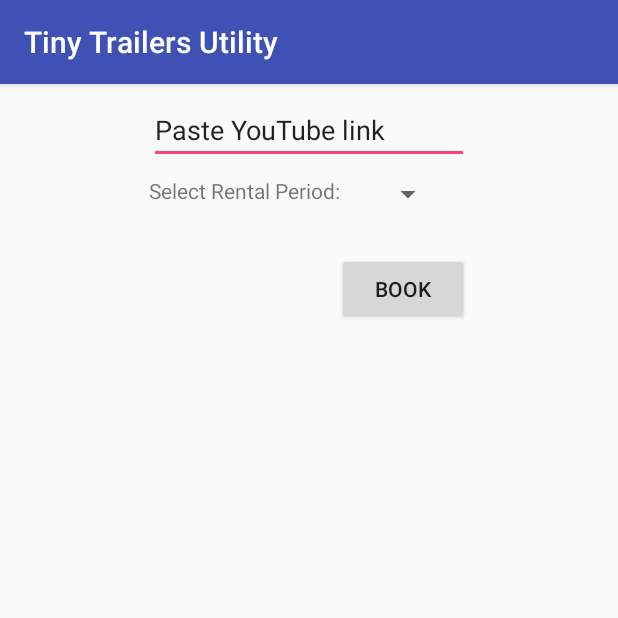
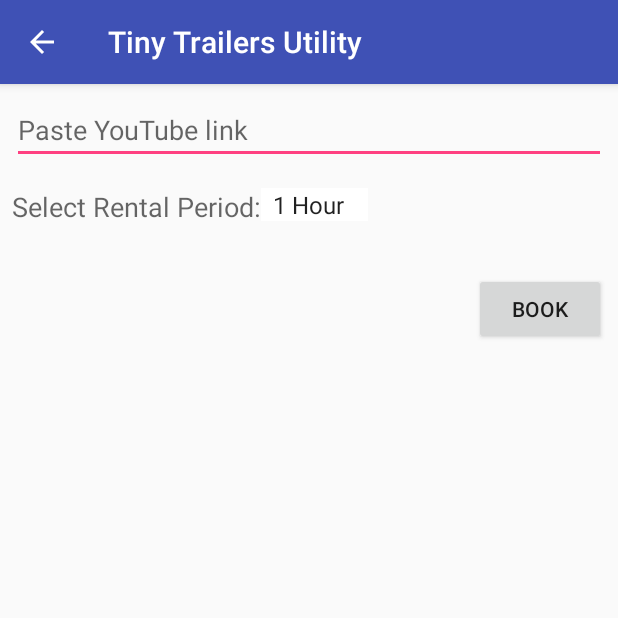
Before and after one commit to osborneandrewj/tiny-trailers-utility, an Android app: the AddMovieActivity screen opened directly, with no data from a screen before it, on a phone screen of 412 x 824 dp, the top half of it. Run offline under Robolectric (Android 15) with nearby library versions, the phone set to English and light mode, and no system bars; our stand-ins replace ButterKnife.

Commit message:
AddMovieActivity created

```diff
--- a/app/build.gradle
+++ b/app/build.gradle
@@ -29,4 +29,8 @@ dependencies {
     compile 'com.android.support:design:26.+'
     compile 'com.android.support.constraint:constraint-layout:1.0.2'
     testCompile 'junit:junit:4.12'
+
+    // Used for view binding
+    compile 'com.jakewharton:butterknife:8.8.1'
+    annotationProcessor 'com.jakewharton:butterknife-compiler:8.8.1'
 }
--- a/app/src/main/AndroidManifest.xml
+++ b/app/src/main/AndroidManifest.xml
@@ -19,7 +19,8 @@
                 <category android:name="android.intent.category.LAUNCHER" />
             </intent-filter>
         </activity>
-        <activity android:name=".AddMovieActivity"></activity>
+        <activity android:name=".AddMovieActivity"
+            android:parentActivityName=".MainActivity"></activity>
     </application>
 
 </manifest>
--- a/app/src/main/java/com/example/android/tinytrailersutility/AddMovieActivity.java
+++ b/app/src/main/java/com/example/android/tinytrailersutility/AddMovieActivity.java
@@ -1,13 +1,70 @@
 package com.example.android.tinytrailersutility;
 
+import android.net.Uri;
+import android.support.v7.app.ActionBar;
 import android.support.v7.app.AppCompatActivity;
 import android.os.Bundle;
+import android.text.TextUtils;
+import android.view.View;
+import android.widget.AdapterView;
+import android.widget.ArrayAdapter;
+import android.widget.Button;
+import android.widget.EditText;
+import android.widget.Spinner;
 
-public class AddMovieActivity extends AppCompatActivity {
+import com.example.android.tinytrailersutility.utilities.MyNetworkUtils;
+
+import butterknife.BindView;
+import butterknife.ButterKnife;
+
+public class AddMovieActivity extends AppCompatActivity implements AdapterView.OnItemSelectedListener{
+
+    @BindView(R.id.youtubeLinkEditText) EditText mLinkEditText;
+    @BindView(R.id.spinner_rental_period) Spinner mRentalSpinner;
+    @BindView(R.id.btn_book) Button mBtnBook;
+
 
     @Override
     protected void onCreate(Bundle savedInstanceState) {
         super.onCreate(savedInstanceState);
         setContentView(R.layout.activity_add_movie);
+        ButterKnife.bind(this);
+
+        ActionBar actionBar = getSupportActionBar();
+        if (actionBar != null) {
+            actionBar.setDisplayHomeAsUpEnabled(true);
+        }
+
+        ArrayAdapter<CharSequence> adapter = ArrayAdapter.createFromResource(this,
+                R.array.rental_length_array, android.R.layout.simple_spinner_item);
+        adapter.setDropDownViewResource(android.R.layout.simple_spinner_dropdown_item);
+        mRentalSpinner.setAdapter(adapter);
+        mRentalSpinner.setPrompt(getString(R.string.spinner_prompt));
+
+        mBtnBook.setOnClickListener(new View.OnClickListener() {
+            @Override
+            public void onClick(View view) {
+                addNewMovie();
+            }
+        });
+    }
+
+    private void addNewMovie() {
+        String userEntry;
+        Uri uri = null;
+        if (mLinkEditText != null && !TextUtils.isEmpty(mLinkEditText.getText())) {
+            userEntry = mLinkEditText.getText().toString();
+            uri = MyNetworkUtils.buildUriFromString(userEntry);
+        }
+    }
+
+    @Override
+    public void onItemSelected(AdapterView<?> adapterView, View view, int position, long id) {
+        adapterView.getItemAtPosition(position);
+    }
+
+    @Override
+    public void onNothingSelected(AdapterView<?> adapterView) {
+
     }
 }
--- a/app/src/main/res/layout/activity_add_movie.xml
+++ b/app/src/main/res/layout/activity_add_movie.xml
@@ -8,37 +8,41 @@
 
     <EditText
         android:id="@+id/youtubeLinkEditText"
-        android:layout_width="wrap_content"
+        android:layout_width="match_parent"
         android:layout_height="wrap_content"
-        android:layout_marginLeft="8dp"
-        android:layout_marginRight="8dp"
+        android:layout_marginEnd="8dp"
+        android:layout_marginLeft="16dp"
+        android:layout_marginRight="16dp"
+        android:layout_marginStart="8dp"
         android:layout_marginTop="8dp"
         android:ems="10"
+        android:hint="@string/text_enter_link"
         android:inputType="textPersonName"
-        android:text="@string/text_enter_link"
         app:layout_constraintLeft_toLeftOf="parent"
         app:layout_constraintRight_toRightOf="parent"
-        app:layout_constraintTop_toTopOf="parent"
-        android:layout_marginStart="8dp"
-        android:layout_marginEnd="8dp" />
+        app:layout_constraintTop_toTopOf="parent" />
 
     <TextView
         android:id="@+id/textView2"
         android:layout_width="wrap_content"
         android:layout_height="wrap_content"
-        android:layout_marginTop="8dp"
+        android:layout_marginTop="16dp"
         android:text="@string/text_enter_rental"
+        android:textAppearance="@style/TextAppearance.AppCompat.Medium"
         app:layout_constraintLeft_toLeftOf="@+id/youtubeLinkEditText"
-        app:layout_constraintTop_toBottomOf="@+id/youtubeLinkEditText" />
+        app:layout_constraintTop_toBottomOf="@+id/youtubeLinkEditText"
+        android:layout_marginLeft="0dp" />
 
     <Spinner
-        android:id="@+id/spinner"
-        android:layout_width="69dp"
+        android:id="@+id/spinner_rental_period"
+        android:layout_width="wrap_content"
         android:layout_height="wrap_content"
+        android:layout_marginLeft="0dp"
+        android:layout_marginTop="0dp"
+        android:background="@android:color/background_light"
+        android:visibility="visible"
         app:layout_constraintLeft_toRightOf="@+id/textView2"
-        android:layout_marginLeft="0dp"
-        app:layout_constraintTop_toTopOf="@+id/textView2"
-        android:layout_marginTop="0dp" />
+        app:layout_constraintTop_toTopOf="@+id/textView2" />
 
     <Button
         android:id="@+id/btn_book"
--- a/app/src/main/res/values/colors.xml
+++ b/app/src/main/res/values/colors.xml
@@ -1,6 +1,6 @@
 <?xml version="1.0" encoding="utf-8"?>
 <resources>
-    <color name="colorPrimary">#3F51B5</color>
+    <color name="colorPrimary">#3f51b5</color>
     <color name="colorPrimaryDark">#303F9F</color>
     <color name="colorAccent">#FF4081</color>
 </resources>
--- a/app/src/main/res/values/strings.xml
+++ b/app/src/main/res/values/strings.xml
@@ -10,4 +10,10 @@
     <string name="text_enter_link">Paste YouTube link</string>
     <string name="text_enter_rental">Select Rental Period:</string>
     <string name="btn_book_text">Book</string>
+    <string-array name="rental_length_array">
+        <item>1 Hour</item>
+        <item>2 Hours</item>
+        <item>3 Hours</item>
+    </string-array>
+    <string name="spinner_prompt">select length</string>
 </resources>
```
Also changed, not shown: app/src/main/java/com/example/android/tinytrailersutility/MainActivity.java (+7 -2 lines), app/src/main/java/com/example/android/tinytrailersutility/utilities/MyNetworkUtils.java (added, +40 -0 lines).
